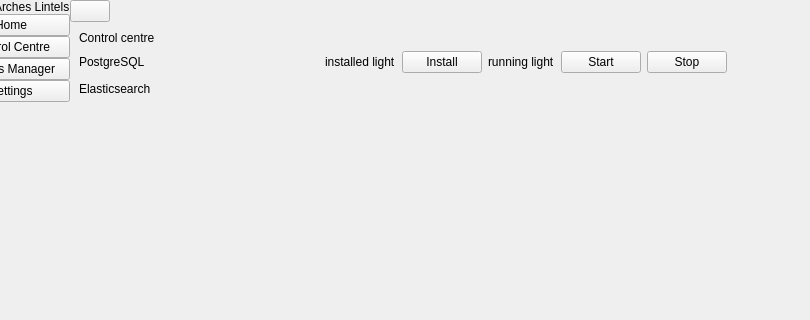
k-int/arches-lintels, file arches_lintels/ui/ui_mainwindow.ui: the form before one commit; both pictures show x 90 to 900 and y 0 to 320 of the 1000 by 600 pixel window.
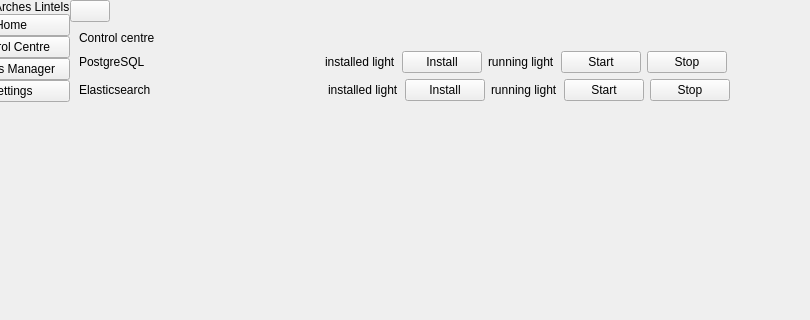
The form after the commit.

The edit to the form file:
```diff
--- a/arches_lintels/ui/ui_mainwindow.ui
+++ b/arches_lintels/ui/ui_mainwindow.ui
@@ -329,14 +329,35 @@
                <item>
                 <widget class="QLabel" name="elasticInstalledLabel">
                  <property name="text">
-                  <string/>
+                  <string>installed light</string>
+                 </property>
+                </widget>
+               </item>
+               <item>
+                <widget class="QPushButton" name="elasticInstallButton">
+                 <property name="text">
+                  <string>Install</string>
                  </property>
                 </widget>
                </item>
                <item>
                 <widget class="QLabel" name="elasticStartLabel">
                  <property name="text">
-                  <string/>
+                  <string>running light</string>
+                 </property>
+                </widget>
+               </item>
+               <item>
+                <widget class="QPushButton" name="elasticStartButton">
+                 <property name="text">
+                  <string>Start</string>
+                 </property>
+                </widget>
+               </item>
+               <item>
+                <widget class="QPushButton" name="elasticStopButton">
+                 <property name="text">
+                  <string>Stop</string>
                  </property>
                 </widget>
                </item>
```
